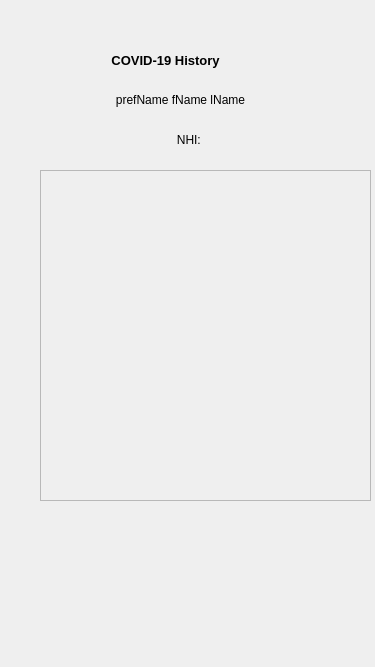
This is 0806_mCR_login/euhistory.ui in csidon/MyCovidApp as Qt 5 draws it before an edit. The edited form follows.
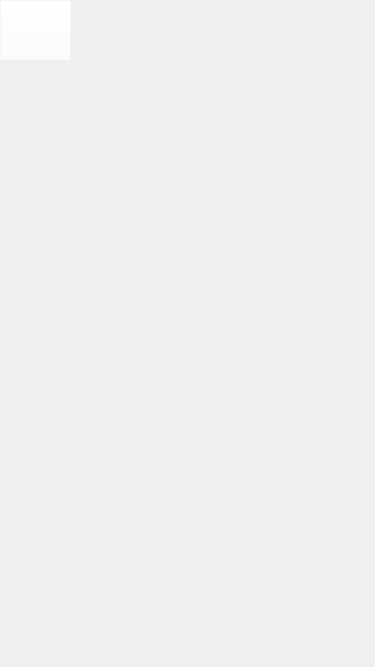
This is the edited form. Icons and pictures are not drawn.

Commit message: EU History page numbers adjusted and now working. To refactor code to enable create methods that allow writing labels (customListWidgets) in a modular and reusable manner

What changed in the file:
```diff
--- a/0806_mCR_login/euhistory.ui
+++ b/0806_mCR_login/euhistory.ui
@@ -13,102 +13,22 @@
   <property name="windowTitle">
    <string>Form</string>
   </property>
-  <widget class="QLabel" name="lbl_c19history">
+  <widget class="QPushButton" name="btn_backToAdminHome">
    <property name="geometry">
     <rect>
-     <x>60</x>
-     <y>50</y>
-     <width>211</width>
-     <height>20</height>
+     <x>0</x>
+     <y>0</y>
+     <width>71</width>
+     <height>61</height>
     </rect>
    </property>
-   <property name="font">
-    <font>
-     <family>Arial</family>
-     <pointsize>10</pointsize>
-     <bold>true</bold>
-    </font>
+   <property name="styleSheet">
+    <string notr="true">image: url(:/images/backArrow2.png);
+background-color: rgba(255, 255, 255, 0);</string>
    </property>
    <property name="text">
-    <string>COVID-19 History</string>
+    <string/>
    </property>
-   <property name="alignment">
-    <set>Qt::AlignCenter</set>
-   </property>
-  </widget>
-  <widget class="QLabel" name="lbl_euName">
-   <property name="geometry">
-    <rect>
-     <x>10</x>
-     <y>90</y>
-     <width>341</width>
-     <height>20</height>
-    </rect>
-   </property>
-   <property name="text">
-    <string>prefName fName lName</string>
-   </property>
-   <property name="alignment">
-    <set>Qt::AlignCenter</set>
-   </property>
-  </widget>
-  <widget class="QLabel" name="lbl_nhi">
-   <property name="geometry">
-    <rect>
-     <x>20</x>
-     <y>130</y>
-     <width>341</width>
-     <height>20</height>
-    </rect>
-   </property>
-   <property name="text">
-    <string>NHI: </string>
-   </property>
-   <property name="alignment">
-    <set>Qt::AlignCenter</set>
-   </property>
-  </widget>
-  <widget class="QFrame" name="frame">
-   <property name="geometry">
-    <rect>
-     <x>40</x>
-     <y>170</y>
-     <width>331</width>
-     <height>331</height>
-    </rect>
-   </property>
-   <property name="frameShape">
-    <enum>QFrame::StyledPanel</enum>
-   </property>
-   <property name="frameShadow">
-    <enum>QFrame::Raised</enum>
-   </property>
-   <widget class="QWidget" name="widget" native="true">
-    <property name="geometry">
-     <rect>
-      <x>0</x>
-      <y>0</y>
-      <width>321</width>
-      <height>71</height>
-     </rect>
-    </property>
-    <widget class="QLabel" name="label">
-     <property name="geometry">
-      <rect>
-       <x>30</x>
-       <y>30</y>
-       <width>281</width>
-       <height>221</height>
-      </rect>
-     </property>
-     <property name="text">
-      <string>TextLabel</string>
-     </property>
-     <property name="wordWrap">
-      <bool>true</bool>
-     </property>
-    </widget>
-   </widget>
   </widget>
  </widget>
  <resources/>
```
The commit also changes 9 other files.
